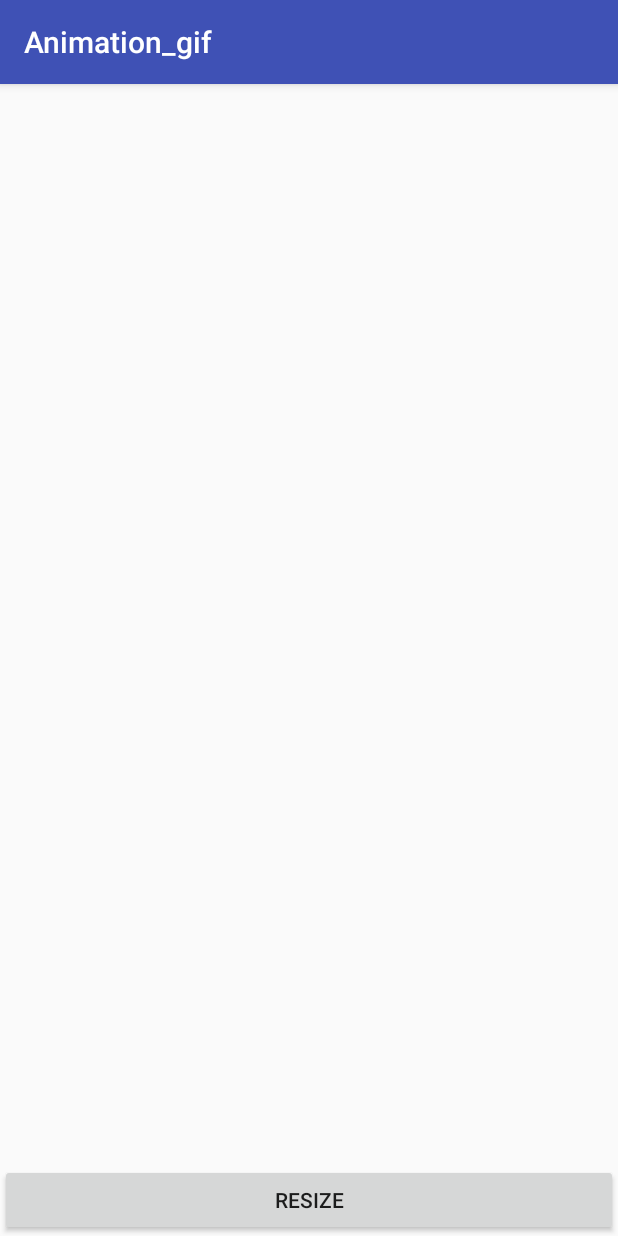
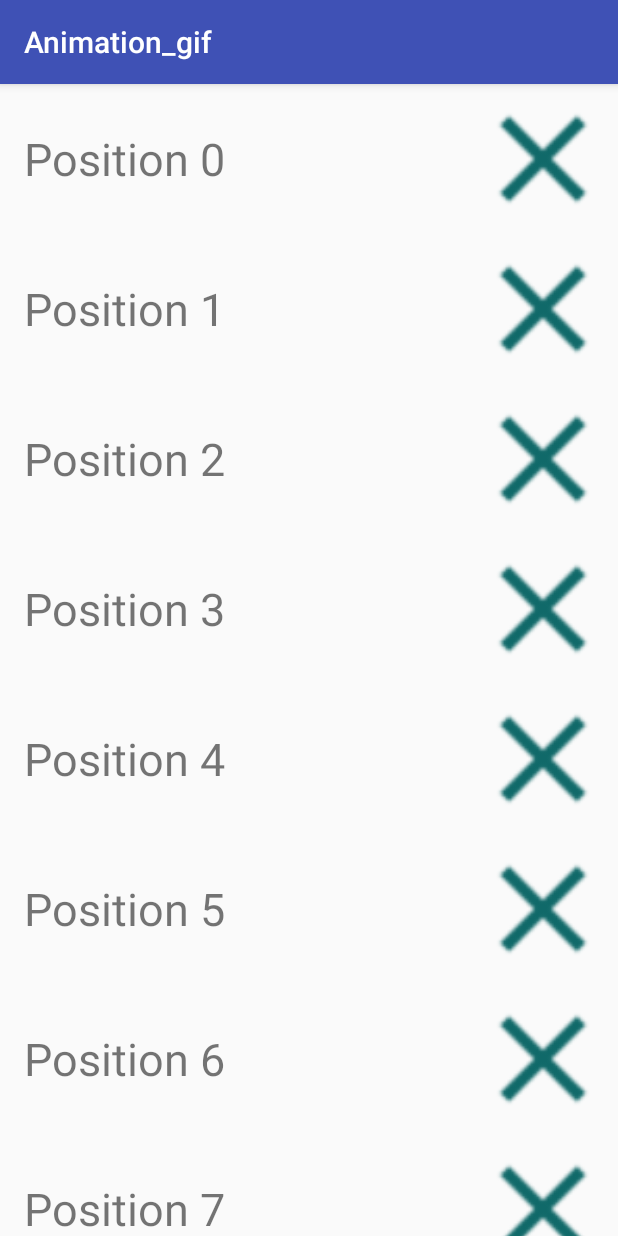
Before and after one commit to matek3022/Animation_gif, an Android app: the screen it shows after launch (MainActivity), on a phone screen of 412 x 824 dp. Run offline under Robolectric (Android 15) with nearby library versions, the phone set to English and light mode, and no system bars.

Commit message:
recycler animation

```diff
--- a/app/build.gradle
+++ b/app/build.gradle
@@ -25,6 +25,9 @@ dependencies {
         exclude group: 'com.android.support', module: 'support-annotations'
     })
     compile 'com.android.support:appcompat-v7:25.3.1'
+    compile 'com.android.support:recyclerview-v7:25.3.1'
+    compile 'com.android.support:design:25.3.1'
+
     compile 'com.android.support.constraint:constraint-layout:1.0.2'
     testCompile 'junit:junit:4.12'
 }
--- a/app/src/main/java/company/matek3022/animation_gif/MainActivity.java
+++ b/app/src/main/java/company/matek3022/animation_gif/MainActivity.java
@@ -1,15 +1,25 @@
 package company.matek3022.animation_gif;
 
+import android.support.transition.Scene;
+import android.support.transition.TransitionManager;
 import android.support.v7.app.ActionBar;
 import android.support.v7.app.AppCompatActivity;
 import android.os.Bundle;
+import android.support.v7.widget.LinearLayoutManager;
+import android.support.v7.widget.RecyclerView;
+import android.view.LayoutInflater;
 import android.view.View;
 import android.view.ViewGroup;
+import android.view.animation.LinearInterpolator;
 import android.widget.Button;
 import android.widget.FrameLayout;
 import android.widget.LinearLayout;
+import android.widget.RelativeLayout;
+import android.widget.TextView;
 
 import java.io.InputStream;
+
+import company.matek3022.animation_gif.transition.RotateTransition;
 
 public class MainActivity extends AppCompatActivity {
 
@@ -17,13 +27,79 @@ public class MainActivity extends AppCompatActivity {
     protected void onCreate(Bundle savedInstanceState) {
         super.onCreate(savedInstanceState);
         setContentView(R.layout.activity_main);
-        MovieGifView movieGifView = (MovieGifView) findViewById(R.id.gif);
-        movieGifView.setGifResource(R.drawable.gif);
-        findViewById(R.id.resize).setOnClickListener(new View.OnClickListener() {
-            @Override
-            public void onClick(View view) {
+        RecyclerView rv = (RecyclerView) findViewById(R.id.list);
+        LinearLayoutManager ll = new LinearLayoutManager(this);
+        rv.setLayoutManager(ll);
+        rv.setAdapter(new RVAdapter());
+//        MovieGifView movieGifView = (MovieGifView) findViewById(R.id.gif);
+//        movieGifView.setGifResource(R.drawable.gif);
+//        findViewById(R.id.resize).setOnClickListener(new View.OnClickListener() {
+//            @Override
+//            public void onClick(View view) {
+//
+//            }
+//        });
+    }
 
+    class RVAdapter extends RecyclerView.Adapter<RVAdapter.Holder> {
+
+
+        @Override
+        public Holder onCreateViewHolder(ViewGroup parent, int viewType) {
+            View v = LayoutInflater.from(parent.getContext()).inflate(R.layout.item_list, parent, false);
+            return new Holder(v);
+        }
+
+        @Override
+        public void onBindViewHolder(Holder holder, int position) {
+            holder.text.setText("Position " + position);
+        }
+
+        @Override
+        public int getItemCount() {
+            return 40;
+        }
+
+        @Override
+        public void onViewAttachedToWindow(Holder holder) {
+            super.onViewAttachedToWindow(holder);
+            ViewGroup sceneRoot = holder.sceneContainer;
+
+            // You can also inflate a generate a Scene from a layout resource file.
+            final Scene scene = Scene.getSceneForLayout(sceneRoot, R.layout.scene_second, MainActivity.this);
+
+            RotateTransition rotateTransition = new RotateTransition();
+
+            // уставим свою длительность анимации
+            rotateTransition.setDuration(1000);
+            TransitionManager.go(scene, rotateTransition);
+        }
+
+        @Override
+        public void onViewDetachedFromWindow(Holder holder) {
+            super.onViewDetachedFromWindow(holder);
+            ViewGroup sceneRoot = holder.sceneContainer;
+
+            // You can also inflate a generate a Scene from a layout resource file.
+            final Scene scene = Scene.getSceneForLayout(sceneRoot, R.layout.scene_first, MainActivity.this);
+
+            RotateTransition rotateTransition = new RotateTransition();
+
+            // уставим свою длительность анимации
+            rotateTransition.setDuration(1000);
+            TransitionManager.go(scene, rotateTransition);
+        }
+
+        class Holder extends RecyclerView.ViewHolder {
+
+            TextView text;
+            RelativeLayout sceneContainer;
+
+            public Holder(View itemView) {
+                super(itemView);
+                text = (TextView) itemView.findViewById(R.id.text);
+                sceneContainer = (RelativeLayout) itemView.findViewById(R.id.sceneContainer);
             }
-        });
+        }
     }
 }
--- /dev/null
+++ b/app/src/main/java/company/matek3022/animation_gif/transition/RotateTransition.java
@@ -0,0 +1,46 @@
+package company.matek3022.animation_gif.transition;
+
+import android.animation.Animator;
+import android.animation.ObjectAnimator;
+import android.support.annotation.NonNull;
+import android.support.annotation.Nullable;
+import android.support.transition.Transition;
+import android.support.transition.TransitionValues;
+import android.view.ViewGroup;
+
+/**
+ * Created by matek on 04.10.2017.
+ */
+
+public class RotateTransition extends Transition {
+
+    private static final String PROPNAME_ROTATE = "rotateTransition:rotation";
+
+    private void captureValues(TransitionValues transitionValues) {
+        transitionValues.values.put(PROPNAME_ROTATE, transitionValues.view.getRotation());
+    }
+
+    @Override
+    public void captureEndValues(@NonNull TransitionValues transitionValues) {
+        captureValues(transitionValues);
+    }
+
+    @Override
+    public void captureStartValues(@NonNull TransitionValues transitionValues) {
+        captureValues(transitionValues);
+    }
+
+    @Nullable
+    @Override
+    public Animator createAnimator(@NonNull ViewGroup sceneRoot, @Nullable TransitionValues startValues, @Nullable TransitionValues endValues) {
+        if (startValues != null && endValues != null) {
+            float startRotate = (float) startValues.values.get(PROPNAME_ROTATE);
+            float endRotate = (float) endValues.values.get(PROPNAME_ROTATE);
+            if (startRotate != endRotate) {
+                endValues.view.setRotation(startRotate);
+                return ObjectAnimator.ofFloat(endValues.view, "rotation", startRotate, endRotate);
+            }
+        }
+        return null;
+    }
+}
--- a/app/src/main/res/layout/activity_main.xml
+++ b/app/src/main/res/layout/activity_main.xml
@@ -6,24 +6,31 @@
     android:layout_height="match_parent"
     tools:context="company.matek3022.animation_gif.MainActivity">
 
-    <FrameLayout
-        android:background="#000000"
-        android:id="@+id/container"
-        android:layout_above="@+id/resize"
-        android:layout_alignParentTop="true"
-        android:layout_width="wrap_content"
-        android:layout_height="wrap_content">
-        <company.matek3022.animation_gif.MovieGifView
-            android:id="@+id/gif"
-            android:layout_width="match_parent"
-            android:layout_height="match_parent"/>
-    </FrameLayout>
+    <!--<FrameLayout-->
+        <!--android:background="#000000"-->
+        <!--android:id="@+id/container"-->
+        <!--android:layout_above="@+id/resize"-->
+        <!--android:layout_alignParentTop="true"-->
+        <!--android:layout_width="wrap_content"-->
+        <!--android:layout_height="wrap_content">-->
+        <!--<company.matek3022.animation_gif.MovieGifView-->
+            <!--android:id="@+id/gif"-->
+            <!--android:layout_width="match_parent"-->
+            <!--android:layout_height="match_parent"/>-->
+    <!--</FrameLayout>-->
 
-    <Button
-        android:id="@+id/resize"
-        android:layout_alignParentBottom="true"
-        android:text="resize"
+    <!--<Button-->
+        <!--android:id="@+id/resize"-->
+        <!--android:layout_alignParentBottom="true"-->
+        <!--android:text="resize"-->
+        <!--android:layout_width="match_parent"-->
+        <!--android:layout_height="wrap_content" />-->
+
+    <android.support.v7.widget.RecyclerView
+        android:id="@+id/list"
         android:layout_width="match_parent"
-        android:layout_height="wrap_content" />
+        android:layout_height="match_parent">
+
+    </android.support.v7.widget.RecyclerView>
 
 </RelativeLayout>
--- /dev/null
+++ b/app/src/main/res/layout/item_list.xml
@@ -0,0 +1,25 @@
+<?xml version="1.0" encoding="utf-8"?>
+<RelativeLayout xmlns:android="http://schemas.android.com/apk/res/android"
+    android:orientation="vertical" android:layout_width="match_parent"
+    android:layout_height="wrap_content">
+
+    <TextView
+        android:layout_alignBottom="@+id/sceneContainer"
+        android:gravity="center"
+        android:textSize="30sp"
+        android:text="text"
+        android:id="@+id/text"
+        android:padding="16dp"
+        android:layout_width="wrap_content"
+        android:layout_height="100dp" />
+    <RelativeLayout
+        android:layout_alignParentRight="true"
+        android:id="@+id/sceneContainer"
+        android:layout_marginLeft="16dp"
+        android:layout_width="100dp"
+        android:layout_height="100dp">
+
+        <include layout="@layout/scene_first" />
+
+    </RelativeLayout>
+</RelativeLayout>
--- /dev/null
+++ b/app/src/main/res/layout/scene_first.xml
@@ -0,0 +1,10 @@
+<?xml version="1.0" encoding="utf-8"?>
+<FrameLayout xmlns:android="http://schemas.android.com/apk/res/android"
+    android:layout_width="match_parent" android:layout_height="match_parent">
+    <ImageView
+        android:rotation="0"
+        android:id="@+id/transitionPicture"
+        android:layout_width="100dp"
+        android:layout_height="100dp"
+        android:src="@drawable/ic_nav_close"/>
+</FrameLayout>
--- /dev/null
+++ b/app/src/main/res/layout/scene_second.xml
@@ -0,0 +1,10 @@
+<?xml version="1.0" encoding="utf-8"?>
+<FrameLayout xmlns:android="http://schemas.android.com/apk/res/android"
+    android:layout_width="match_parent" android:layout_height="match_parent">
+    <ImageView
+        android:rotation="360"
+        android:id="@+id/transitionPicture"
+        android:layout_width="100dp"
+        android:layout_height="100dp"
+        android:src="@drawable/ic_nav_close"/>
+</FrameLayout>
```
Also changed, not shown: app/src/main/res/drawable/ic_nav_close.png (added).
